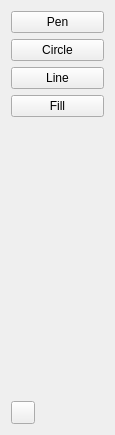
This is src/Widgets/ToolbarWidget.ui in weeska/PixelEditor as Qt 5 draws it before an edit. The edited form follows.
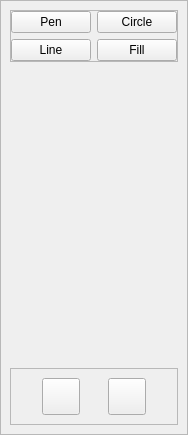
This is the edited form.

Commit message: Add background color to toolbar

Patch:
```diff
--- a/src/Widgets/ToolbarWidget.ui
+++ b/src/Widgets/ToolbarWidget.ui
@@ -6,7 +6,7 @@
    <rect>
     <x>0</x>
     <y>0</y>
-    <width>115</width>
+    <width>184</width>
     <height>435</height>
    </rect>
   </property>
@@ -16,35 +16,86 @@
   <property name="autoFillBackground">
    <bool>false</bool>
   </property>
+  <layout class="QHBoxLayout" name="horizontalLayout_3">
+   <property name="leftMargin">
+    <number>0</number>
+   </property>
+   <property name="topMargin">
+    <number>0</number>
+   </property>
+   <property name="rightMargin">
+    <number>0</number>
+   </property>
+   <property name="bottomMargin">
+    <number>0</number>
+   </property>
+   <item>
+    <widget class="QFrame" name="frame">
+     <property name="frameShape">
+      <enum>QFrame::StyledPanel</enum>
+     </property>
+     <property name="frameShadow">
+      <enum>QFrame::Raised</enum>
+     </property>
   <layout class="QVBoxLayout" name="verticalLayout">
    <item>
+       <widget class="QFrame" name="_toolFrame">
+        <property name="frameShape">
+         <enum>QFrame::StyledPanel</enum>
+        </property>
+        <property name="frameShadow">
+         <enum>QFrame::Raised</enum>
+        </property>
+        <layout class="QGridLayout" name="gridLayout_3">
+         <property name="leftMargin">
+          <number>0</number>
+         </property>
+         <property name="topMargin">
+          <number>0</number>
+         </property>
+         <property name="rightMargin">
+          <number>0</number>
+         </property>
+         <property name="bottomMargin">
+          <number>0</number>
+         </property>
+         <item row="0" column="0">
     <widget class="QPushButton" name="penButton">
      <property name="text">
       <string>Pen</string>
      </property>
-    </widget>
-   </item>
-   <item>
+           <property name="checkable">
+            <bool>true</bool>
+           </property>
+          </widget>
+         </item>
+         <item row="0" column="1">
     <widget class="QPushButton" name="circleButton">
      <property name="text">
       <string>Circle</string>
      </property>
-    </widget>
-   </item>
-   <item>
+           <property name="checkable">
+            <bool>true</bool>
+           </property>
+          </widget>
+         </item>
+         <item row="1" column="0">
     <widget class="QPushButton" name="lineButton">
      <property name="text">
       <string>Line</string>
      </property>
     </widget>
    </item>
-   <item>
+         <item row="1" column="1">
     <widget class="QPushButton" name="fillButton">
      <property name="text">
       <string>Fill</string>
      </property>
     </widget>
    </item>
+        </layout>
+       </widget>
+      </item>
    <item>
     <spacer name="verticalSpacer">
      <property name="orientation">
@@ -53,20 +104,95 @@
      <property name="sizeHint" stdset="0">
       <size>
        <width>20</width>
-       <height>40</height>
+          <height>276</height>
       </size>
      </property>
     </spacer>
    </item>
    <item>
-    <widget class="QToolButton" name="currentColorButton">
+       <widget class="QFrame" name="_colorFrame">
+        <property name="frameShape">
+         <enum>QFrame::StyledPanel</enum>
+        </property>
+        <property name="frameShadow">
+         <enum>QFrame::Raised</enum>
+        </property>
+        <layout class="QHBoxLayout" name="horizontalLayout">
+         <item>
+          <widget class="QToolButton" name="paintColorButton">
+           <property name="minimumSize">
+            <size>
+             <width>32</width>
+             <height>32</height>
+            </size>
+           </property>
      <property name="cursor">
       <cursorShape>PointingHandCursor</cursorShape>
      </property>
      <property name="text">
       <string/>
      </property>
-    </widget>
+           <property name="iconSize">
+            <size>
+             <width>30</width>
+             <height>30</height>
+            </size>
+           </property>
+          </widget>
+         </item>
+         <item>
+          <widget class="QToolButton" name="backgroundColorButton">
+           <property name="minimumSize">
+            <size>
+             <width>32</width>
+             <height>32</height>
+            </size>
+           </property>
+           <property name="cursor">
+            <cursorShape>PointingHandCursor</cursorShape>
+           </property>
+           <property name="text">
+            <string/>
+           </property>
+           <property name="iconSize">
+            <size>
+             <width>30</width>
+             <height>30</height>
+            </size>
+           </property>
+          </widget>
+         </item>
+        </layout>
+       </widget>
+      </item>
+     </layout>
+    </widget>
+   </item>
+   <item>
+    <spacer name="horizontalSpacer_2">
+     <property name="orientation">
+      <enum>Qt::Horizontal</enum>
+     </property>
+     <property name="sizeHint" stdset="0">
+      <size>
+       <width>40</width>
+       <height>20</height>
+      </size>
+     </property>
+    </spacer>
+   </item>
+   <item>
+    <spacer name="horizontalSpacer">
+     <property name="orientation">
+      <enum>Qt::Horizontal</enum>
+     </property>
+     <property name="sizeHint" stdset="0">
+      <size>
+       <width>40</width>
+       <height>20</height>
+      </size>
+     </property>
+    </spacer>
    </item>
   </layout>
  </widget>
```
Lines whose indentation alone changed are shown as unchanged. The commit also changes 4 other files.
